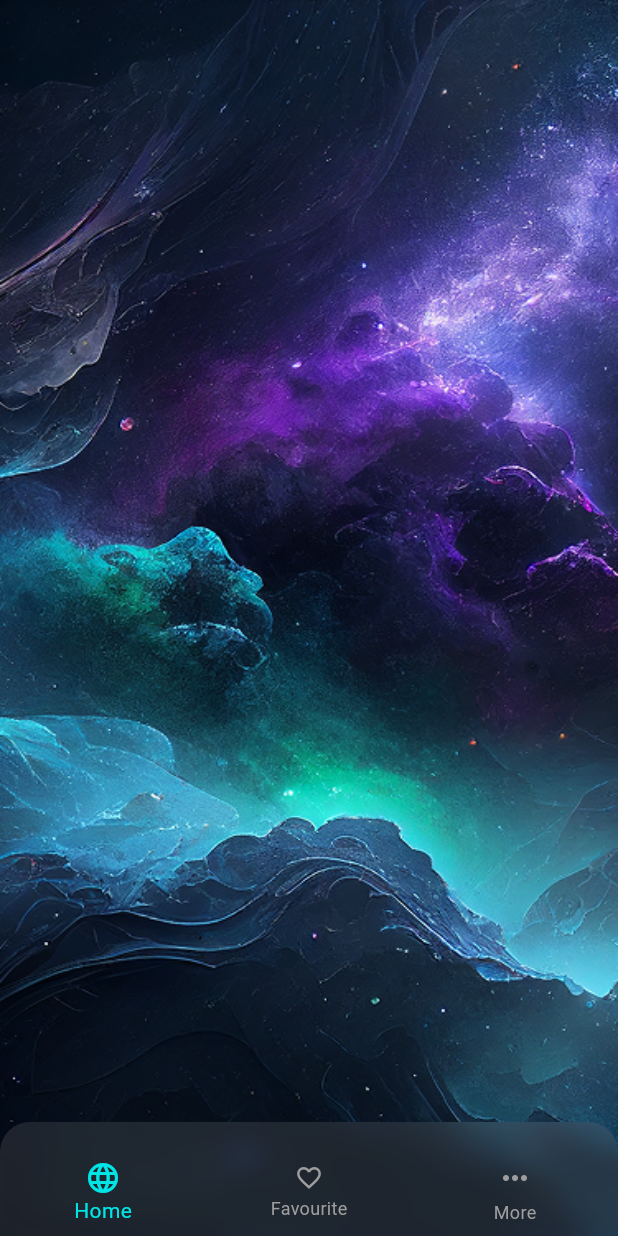
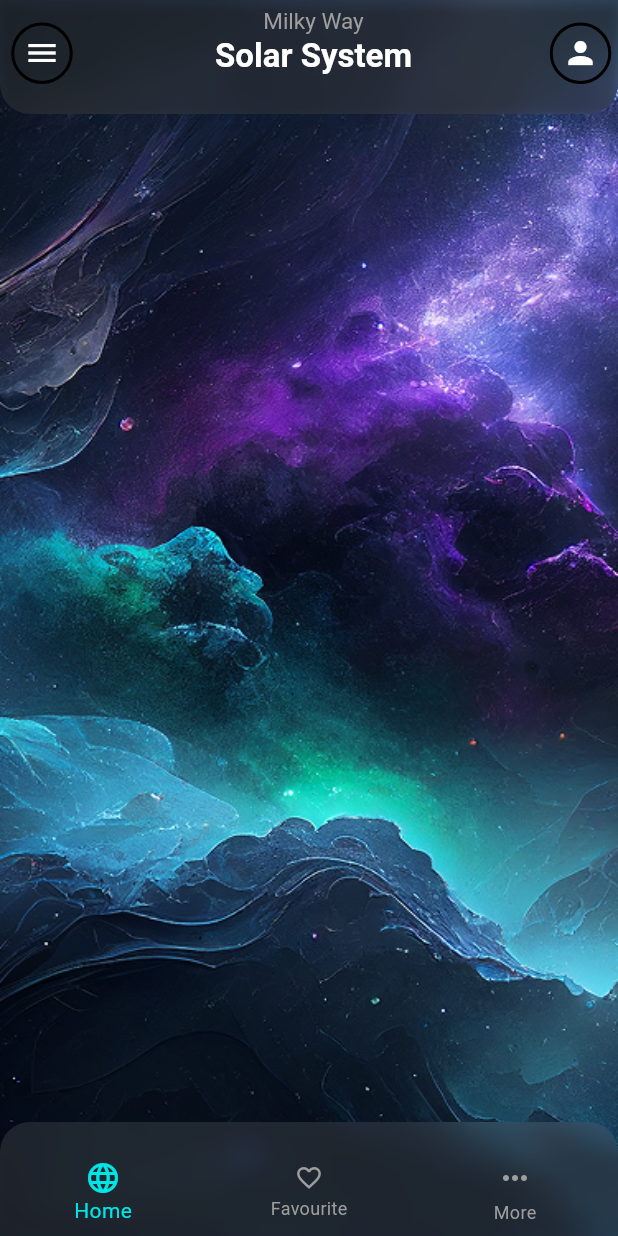
Before and after one commit to isamzia11/desktop_app, a Flutter app: the BottomNavbarScreen screen opened directly, on a phone screen of 412 x 824 dp. Run offline on Flutter 3.47's test engine with Material 3 defaults, Android fonts, the phone set to English and light mode, and no system bars.

Commit message:
created favourites and more screens added assets also routes

```diff
--- a/lib/navigation/routes/routes_name.dart
+++ b/lib/navigation/routes/routes_name.dart
@@ -2,4 +2,6 @@ class RoutesName {
   static const String login_screen = 'login_screen';
   static const String home_screen = 'home_screen';
   static const String bottom_nav_bar_screen = ' bottom_nav_bar_screen';
+  static const String favourites_screen = 'favourites_screen';
+  static const String more_screen = 'more_screen';
 }
--- a/lib/view/bottom_navbar_screen.dart
+++ b/lib/view/bottom_navbar_screen.dart
@@ -1,5 +1,7 @@
 import 'dart:ui';
+import 'package:desktop_app/view/favourites_screen.dart';
 import 'package:desktop_app/view/home_screen.dart';
+import 'package:desktop_app/view/more_screen.dart';
 import 'package:desktop_app/view_models/nav_bar_provider.dart';
 import 'package:flutter/material.dart';
 import 'package:provider/provider.dart';
@@ -14,10 +16,8 @@ class BottomNavbarScreen extends StatefulWidget {
 class _BottomNavbarScreenState extends State<BottomNavbarScreen> {
   final List<Widget> _screens = [
     HomeScreen(),
-    // SearchScreen(),
-    // SavedScreen(),
-    // HistoryScreen(),
-    // NotificationScreen(),
+    FavouritesScreen(),
+    MoreScreen(),
   ];
 
   @override
--- a/lib/view/home_screen.dart
+++ b/lib/view/home_screen.dart
@@ -1,3 +1,5 @@
+import 'dart:ui'; // Import this for ImageFilter
+import 'package:desktop_app/resources/components/round_button.dart';
 import 'package:flutter/material.dart';
 
 class HomeScreen extends StatelessWidget {
@@ -6,17 +8,96 @@ class HomeScreen extends StatelessWidget {
   @override
   Widget build(BuildContext context) {
     return Scaffold(
+      extendBodyBehindAppBar: true, // This is crucial for the blur effect
+      appBar: PreferredSize(
+        preferredSize: const Size.fromHeight(
+          kToolbarHeight + 20,
+        ), // Adjust height as needed
+        child: Stack(
+          children: [
+            // BackdropFilter for the blurred background
+            ClipRRect(
+              borderRadius: const BorderRadius.vertical(
+                bottom: Radius.circular(20),
+              ),
+              child: BackdropFilter(
+                filter: ImageFilter.blur(sigmaX: 10.0, sigmaY: 10.0),
+                child: Container(
+                  decoration: BoxDecoration(
+                    color: Colors.white.withOpacity(0.1),
+                    boxShadow: [
+                      BoxShadow(
+                        color: Colors.black.withOpacity(0.4),
+                        blurRadius: 5,
+                        offset: const Offset(0, 3),
+                      ),
+                    ],
+                  ),
+                ),
+              ),
+            ),
+            // The actual AppBar content
+            AppBar(
+              leading: Container(
+                margin: EdgeInsets.only(top: 15),
+                height: 50,
+                width: 50,
+                decoration: BoxDecoration(
+                  shape: BoxShape.circle,
+                  border: Border.all(width: 2, color: Colors.black),
+                ),
+                child: Icon(Icons.menu, color: Colors.white),
+              ),
+              backgroundColor: Colors.transparent, // Make this transparent
+              elevation: 0, // Remove default shadow
+              title: Center(
+                child: Column(
+                  crossAxisAlignment: CrossAxisAlignment.center,
+                  mainAxisAlignment: MainAxisAlignment.center,
+                  children: [
+                    Text(
+                      'Milky Way',
+                      style: TextStyle(fontSize: 15, color: Colors.grey),
+                    ),
+                    Text(
+                      'Solar System',
+                      style: TextStyle(
+                        fontSize: 22,
+                        fontWeight: FontWeight.bold,
+                        color: Colors.white,
+                      ),
+                    ),
+                  ],
+                ),
+              ),
+              actions: [
+                Container(
+                  margin: EdgeInsets.only(top: 15),
+                  height: 50,
+                  width: 50,
+                  decoration: BoxDecoration(
+                    shape: BoxShape.circle,
+                    border: Border.all(width: 2, color: Colors.black),
+                  ),
+                  child: Icon(Icons.person, color: Colors.white),
+                ),
+              ],
+            ),
+          ],
+        ),
+      ),
       body: Container(
         height: double.infinity,
         width: double.infinity,
-        decoration: BoxDecoration(
+        decoration: const BoxDecoration(
           image: DecorationImage(
             image: AssetImage('assets/galaxy.png'),
             fit: BoxFit.fill,
           ),
         ),
-        child: Column(children: [
-
+        child: const Column(
+          children: [
+            // Your body content goes here
           ],
         ),
       ),
```
Also changed, not shown: lib/navigation/routes/routes.dart (+18 -0 lines), lib/view/favourites_screen.dart (added, +25 -0 lines), lib/view/more_screen.dart (added, +25 -0 lines), assets/icon_profile.png (added), assets/icon_settings.png (added).
